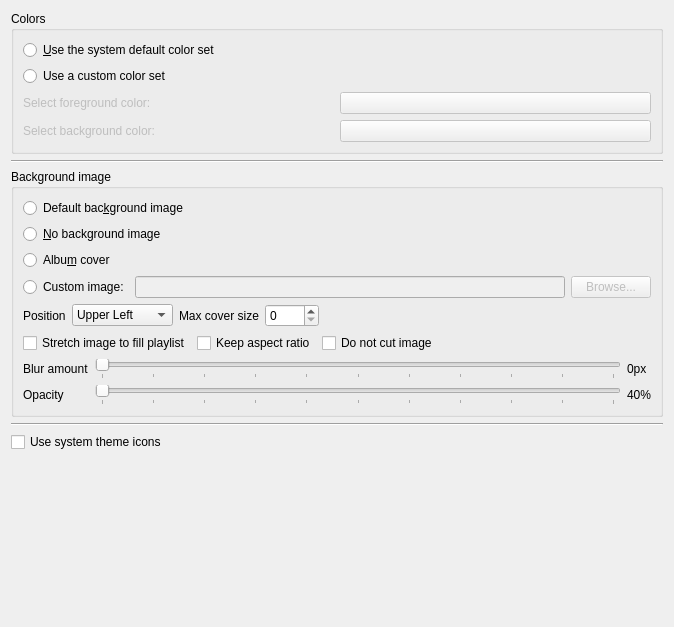
Qt form src/settings/appearancesettingspage.ui (strawberrymusicplayer/strawberry) before a commit.
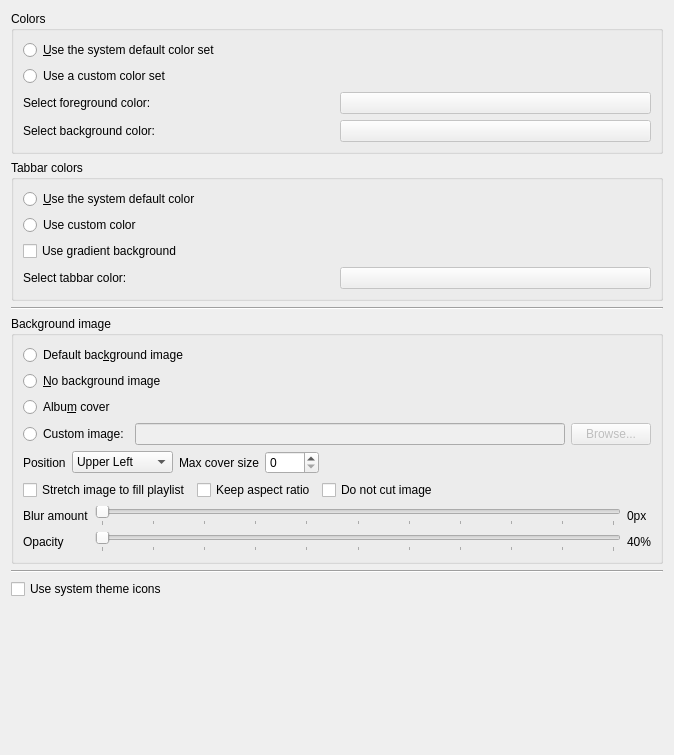
The same form after that commit.

Commit message: Make fancy tabbar background color configurable

Patch:
```diff
--- a/src/settings/appearancesettingspage.ui
+++ b/src/settings/appearancesettingspage.ui
@@ -7,7 +7,7 @@
     <x>0</x>
     <y>0</y>
     <width>674</width>
-    <height>627</height>
+    <height>755</height>
    </rect>
   </property>
   <property name="windowTitle">
@@ -39,7 +39,7 @@
         <item>
          <widget class="QLabel" name="select_foreground_color_label">
           <property name="enabled">
-           <bool>false</bool>
+           <bool>true</bool>
           </property>
           <property name="text">
            <string>Select foreground color:</string>
@@ -63,7 +63,7 @@
         <item>
          <widget class="QLabel" name="select_background_color_label">
           <property name="enabled">
-           <bool>false</bool>
+           <bool>true</bool>
           </property>
           <property name="text">
            <string>Select background color:</string>
@@ -85,6 +85,60 @@
      </layout>
     </widget>
    </item>
+   <item>
+    <widget class="QGroupBox" name="groupbox_tabbar_colors">
+     <property name="title">
+      <string>Tabbar colors</string>
+     </property>
+     <layout class="QVBoxLayout" name="layout_tabbar_colors">
+      <item>
+       <widget class="QRadioButton" name="tabbar_system_color">
+        <property name="text">
+         <string>&amp;Use the system default color</string>
+        </property>
+       </widget>
+      </item>
+      <item>
+       <widget class="QRadioButton" name="tabbar_custom_color">
+        <property name="text">
+         <string>Use custom color</string>
+        </property>
+       </widget>
+      </item>
+      <item>
+       <widget class="QCheckBox" name="tabbar_gradient">
+        <property name="text">
+         <string>Use gradient background</string>
+        </property>
+       </widget>
+      </item>
+      <item>
+       <layout class="QHBoxLayout" name="layout_tabbar_color">
+        <item>
+         <widget class="QLabel" name="label_tabbar_color">
+          <property name="enabled">
+           <bool>true</bool>
+          </property>
+          <property name="text">
+           <string>Select tabbar color:</string>
+          </property>
+         </widget>
+        </item>
+        <item>
+         <widget class="QPushButton" name="select_tabbar_color">
+          <property name="enabled">
+           <bool>false</bool>
+          </property>
+          <property name="text">
+           <string/>
+          </property>
+         </widget>
+        </item>
+       </layout>
+      </item>
+     </layout>
+    </widget>
+   </item>
    <item>
     <widget class="Line" name="line_1">
      <property name="orientation">
```
Left out of the diff: 32 changed lines with no effect on the pictures. The commit also changes 5 other files.
